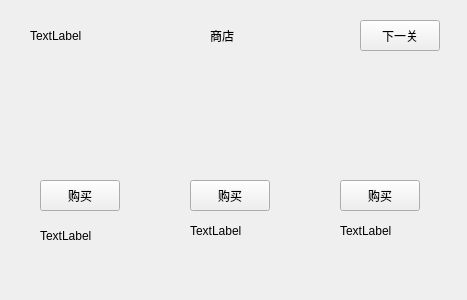
fatty-belly/QT-goldMiner, file goldMiner/shop.ui: the form before one commit.
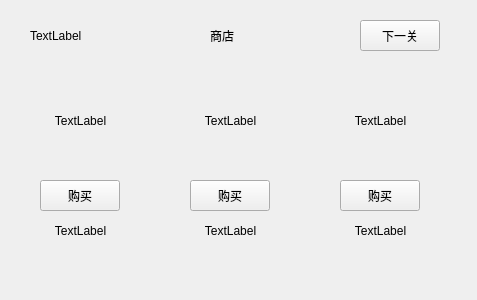
The form after the commit. Icons and pictures are not drawn.

Patch:
```diff
--- a/goldMiner/shop.ui
+++ b/goldMiner/shop.ui
@@ -6,13 +6,19 @@
    <rect>
     <x>0</x>
     <y>0</y>
-    <width>467</width>
+    <width>477</width>
     <height>300</height>
    </rect>
   </property>
   <property name="windowTitle">
    <string>Form</string>
   </property>
+  <property name="autoFillBackground">
+   <bool>true</bool>
+  </property>
+  <property name="styleSheet">
+   <string notr="true"/>
+  </property>
   <widget class="QPushButton" name="pushButton">
    <property name="geometry">
     <rect>
@@ -55,41 +61,59 @@
   <widget class="QLabel" name="label">
    <property name="geometry">
     <rect>
-     <x>40</x>
+     <x>10</x>
      <y>210</y>
-     <width>81</width>
-     <height>51</height>
+     <width>141</width>
+     <height>41</height>
     </rect>
    </property>
    <property name="text">
     <string>TextLabel</string>
    </property>
+   <property name="scaledContents">
+    <bool>true</bool>
+   </property>
+   <property name="alignment">
+    <set>Qt::AlignCenter</set>
+   </property>
   </widget>
   <widget class="QLabel" name="label_2">
    <property name="geometry">
     <rect>
-     <x>190</x>
+     <x>160</x>
      <y>210</y>
-     <width>81</width>
+     <width>141</width>
      <height>41</height>
     </rect>
    </property>
    <property name="text">
     <string>TextLabel</string>
    </property>
+   <property name="scaledContents">
+    <bool>true</bool>
+   </property>
+   <property name="alignment">
+    <set>Qt::AlignCenter</set>
+   </property>
   </widget>
   <widget class="QLabel" name="label_3">
    <property name="geometry">
     <rect>
-     <x>340</x>
+     <x>310</x>
      <y>210</y>
-     <width>81</width>
+     <width>141</width>
      <height>41</height>
     </rect>
    </property>
    <property name="text">
     <string>TextLabel</string>
    </property>
+   <property name="scaledContents">
+    <bool>true</bool>
+   </property>
+   <property name="alignment">
+    <set>Qt::AlignCenter</set>
+   </property>
   </widget>
   <widget class="QPushButton" name="nextLevelButton">
    <property name="geometry">
@@ -130,6 +154,66 @@
     <string>TextLabel</string>
    </property>
   </widget>
+  <widget class="QLabel" name="label_5">
+   <property name="geometry">
+    <rect>
+     <x>40</x>
+     <y>80</y>
+     <width>81</width>
+     <height>81</height>
+    </rect>
+   </property>
+   <property name="text">
+    <string>TextLabel</string>
+   </property>
+   <property name="scaledContents">
+    <bool>true</bool>
+   </property>
+   <property name="alignment">
+    <set>Qt::AlignCenter</set>
+   </property>
+  </widget>
+  <widget class="QLabel" name="label_6">
+   <property name="geometry">
+    <rect>
+     <x>190</x>
+     <y>80</y>
+     <width>81</width>
+     <height>81</height>
+    </rect>
+   </property>
+   <property name="text">
+    <string>TextLabel</string>
+   </property>
+   <property name="scaledContents">
+    <bool>true</bool>
+   </property>
+   <property name="alignment">
+    <set>Qt::AlignCenter</set>
+   </property>
+  </widget>
+  <widget class="QLabel" name="label_7">
+   <property name="geometry">
+    <rect>
+     <x>340</x>
+     <y>80</y>
+     <width>81</width>
+     <height>81</height>
+    </rect>
+   </property>
+   <property name="text">
+    <string>TextLabel</string>
+   </property>
+   <property name="scaledContents">
+    <bool>true</bool>
+   </property>
+   <property name="alignment">
+    <set>Qt::AlignCenter</set>
+   </property>
+   <property name="wordWrap">
+    <bool>false</bool>
+   </property>
+  </widget>
  </widget>
  <resources/>
  <connections/>
```
Left out of the diff: 30 changed lines with no effect on the pictures.
